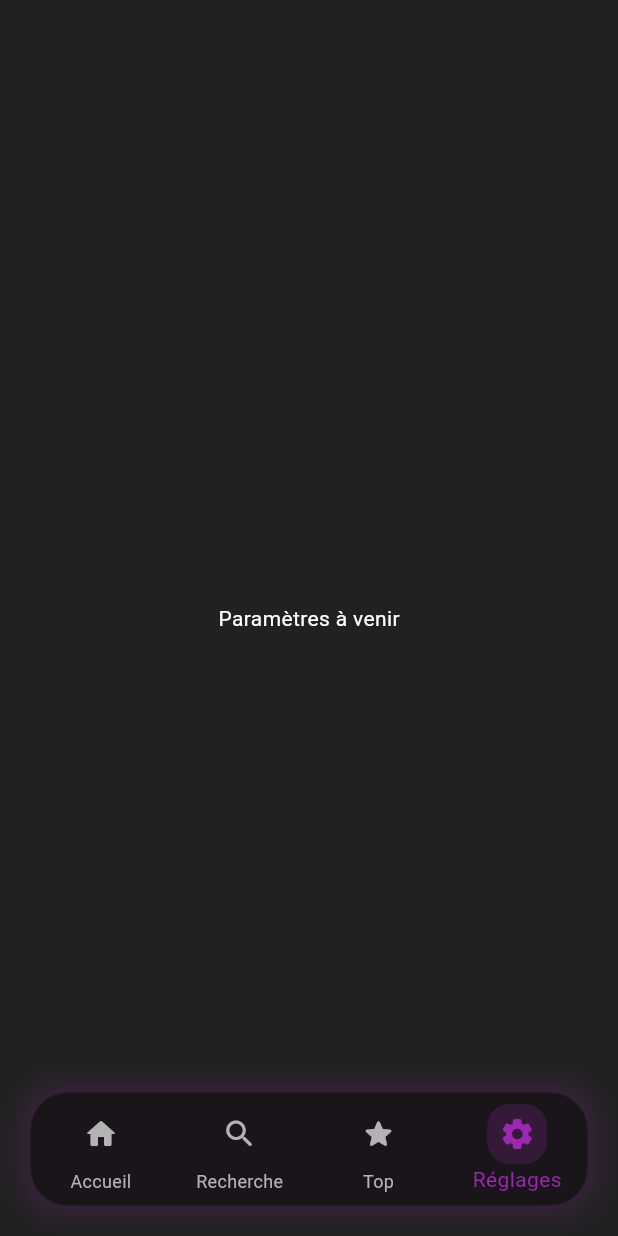
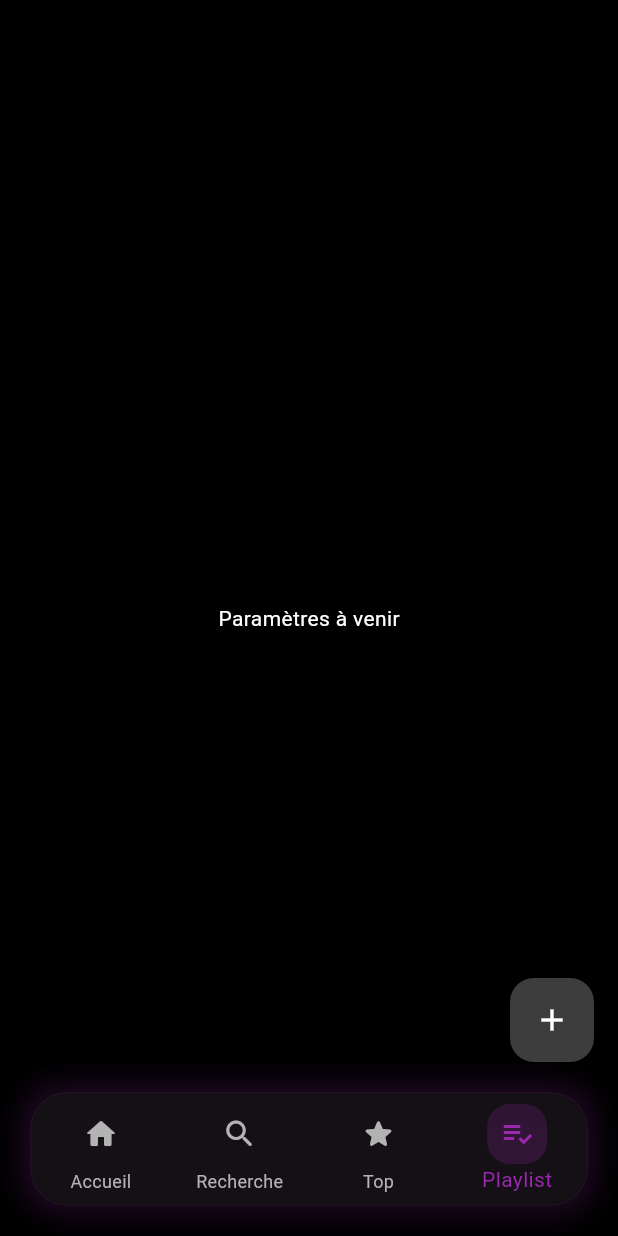
Before and after one commit to RayanZiani/streamdb, a Flutter app: the screen it shows after launch, item 4 of the bottom bar chosen, on a phone screen of 412 x 824 dp. Run offline on Flutter 3.47's test engine with Material 3 defaults, Android fonts, the phone set to English and light mode, and no system bars; our stand-ins replace shared_preferences; network calls fail.

Commit message:
start playlist page

```diff
--- a/lib/screens/main_screen.dart
+++ b/lib/screens/main_screen.dart
@@ -3,11 +3,10 @@ import 'package:provider/provider.dart';
 import 'home_screen.dart';
 import 'ranking_screen.dart';
 import 'search_screen.dart';
-import 'settings_screen.dart';
+import 'playlist_screen.dart';
 import '../widgets/navbar_widget.dart';
 import '../providers/theme_providers.dart';
 import '../constants/theme_constants.dart';
-
 
 class MainScreen extends StatefulWidget {
   const MainScreen({Key? key}) : super(key: key);
@@ -22,7 +21,7 @@ class _MainScreenState extends State<MainScreen> {
     const HomeScreen(),
     const SearchScreen(),
     const RankingScreen(),
-    const SettingsScreen(),
+    const PlaylistScreen(),
   ];
 
   @override
--- /dev/null
+++ b/lib/screens/playlist_screen.dart
@@ -0,0 +1,80 @@
+import 'package:flutter/material.dart';
+
+class PlaylistScreen extends StatefulWidget {
+  const PlaylistScreen({Key? key}) : super(key: key);
+
+  @override
+  _PlaylistScreenState createState() => _PlaylistScreenState();
+}
+
+class _PlaylistScreenState extends State<PlaylistScreen> {
+  final TextEditingController _playlistNameController = TextEditingController();
+
+  void _showCustomModal(BuildContext context) {
+    showDialog(
+      context: context,
+      builder: (BuildContext context) {
+        return AlertDialog(
+          title: const Text('Créer une Playlist'),
+          content: TextField(
+            controller: _playlistNameController,
+            decoration: InputDecoration(
+              hintText: 'Nom de la playlist',
+              border: OutlineInputBorder(
+                borderRadius: BorderRadius.circular(10),
+              ),
+            ),
+            style: const TextStyle(color: Color.fromARGB(255, 255, 255, 255)),
+          ),
+          actions: [
+            TextButton(
+              onPressed: () {
+                Navigator.of(context).pop();
+              },
+              child: const Text('Annuler'),
+            ),
+            ElevatedButton(
+              onPressed: () {
+                String playlistName = _playlistNameController.text;
+
+                print('Nom de la playlist : $playlistName');
+
+                Navigator.of(context).pop();
+              },
+              child: const Text('Créer'),
+            ),
+          ],
+        );
+      },
+    );
+  }
+
+  @override
+  void dispose() {
+    // Libérer le contrôleur quand il n'est plus utilisé
+    _playlistNameController.dispose();
+    super.dispose();
+  }
+
+  @override
+  Widget build(BuildContext context) {
+    return Scaffold(
+      backgroundColor: const Color.fromARGB(255, 0, 0, 0),
+      body: const Center(
+        child: Text(
+          'Paramètres à venir',
+          style: TextStyle(color: Colors.white),
+        ),
+      ),
+      floatingActionButton: Padding(
+        padding: const EdgeInsets.only(bottom: 100),
+        child: FloatingActionButton(
+          onPressed: () => _showCustomModal(context),
+          backgroundColor: Colors.white24,
+          child: const Icon(Icons.add, color: Colors.white),
+        ),
+      ),
+      floatingActionButtonLocation: FloatingActionButtonLocation.endFloat,
+    );
+  }
+}
--- a/lib/screens/settings_screen.dart
+++ /dev/null
@@ -1,18 +0,0 @@
-import 'package:flutter/material.dart';
-
-class SettingsScreen extends StatelessWidget {
-  const SettingsScreen({Key? key}) : super(key: key);
-
-  @override
-  Widget build(BuildContext context) {
-    return Scaffold(
-      backgroundColor: Colors.grey[900],
-      body: const Center(
-        child: Text(
-          'Paramètres à venir',
-          style: TextStyle(color: Colors.white),
-        ),
-      ),
-    );
-  }
-}
--- a/lib/widgets/navbar_widget.dart
+++ b/lib/widgets/navbar_widget.dart
@@ -54,9 +54,11 @@ class NavBarWidget extends StatelessWidget {
               unselectedItemColor: colors.textSecondary,
               items: [
                 _buildNavItem(Icons.home_rounded, 'Accueil', 0, colors.primary),
-                _buildNavItem(Icons.search_rounded, 'Recherche', 1, colors.primary),
+                _buildNavItem(
+                    Icons.search_rounded, 'Recherche', 1, colors.primary),
                 _buildNavItem(Icons.star_rounded, 'Top', 2, colors.primary),
-                _buildNavItem(Icons.settings_rounded, 'Réglages', 3, colors.primary),
+                _buildNavItem(
+                    Icons.playlist_add_check, 'Playlist', 3, colors.primary),
               ],
             ),
           ),
@@ -65,14 +67,16 @@ class NavBarWidget extends StatelessWidget {
     );
   }
 
-  BottomNavigationBarItem _buildNavItem(IconData icon, String label, int index, Color primaryColor) {
+  BottomNavigationBarItem _buildNavItem(
+      IconData icon, String label, int index, Color primaryColor) {
     final isSelected = currentIndex == index;
     return BottomNavigationBarItem(
       icon: AnimatedContainer(
         duration: const Duration(milliseconds: 200),
         padding: const EdgeInsets.all(8),
         decoration: BoxDecoration(
-          color: isSelected ? primaryColor.withOpacity(0.2) : Colors.transparent,
+          color:
+              isSelected ? primaryColor.withOpacity(0.2) : Colors.transparent,
           borderRadius: BorderRadius.circular(15),
         ),
         child: Icon(icon),
```
